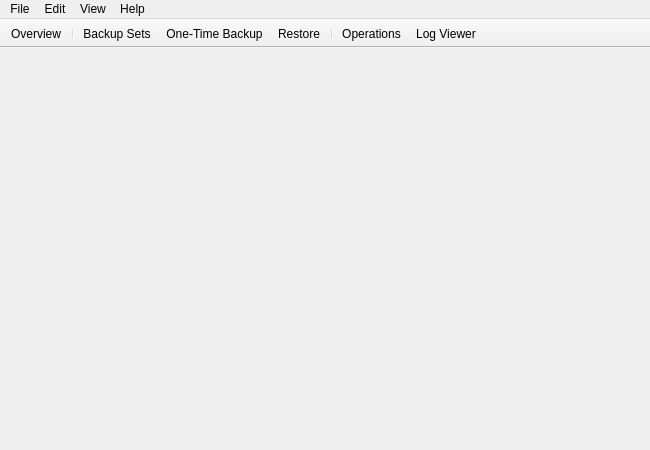
First picture: the form in data/ui/fwbackups.ui, repository stewartadam/fwbackups, before the edit.
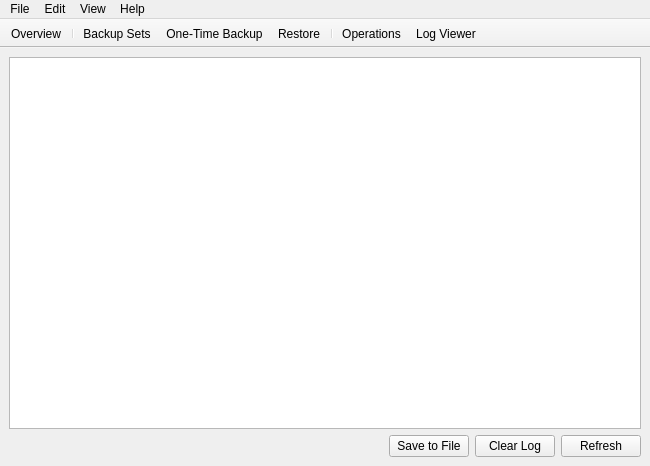
Second picture: the form after the edit. The open tabs and pages were chosen to show the change. Icons and pictures are not drawn.

Commit message: Add UI for Restore dialog

```diff
--- a/data/ui/fwbackups.ui
+++ b/data/ui/fwbackups.ui
@@ -7,7 +7,7 @@
     <x>0</x>
     <y>0</y>
     <width>650</width>
-    <height>450</height>
+    <height>466</height>
    </rect>
   </property>
   <property name="minimumSize">
@@ -334,7 +334,7 @@
             </property>
             <property name="sizeHint" stdset="0">
              <size>
-              <width>40</width>
+              <width>5</width>
               <height>5</height>
              </size>
             </property>
@@ -377,23 +377,6 @@
         </item>
        </layout>
       </widget>
-      <widget class="QWidget" name="restorePage">
-       <layout class="QVBoxLayout" name="verticalLayout_9">
-        <item>
-         <spacer name="verticalSpacer_3">
-          <property name="orientation">
-           <enum>Qt::Vertical</enum>
-          </property>
-          <property name="sizeHint" stdset="0">
-           <size>
-            <width>20</width>
-            <height>40</height>
-           </size>
-          </property>
-         </spacer>
-        </item>
-       </layout>
-      </widget>
      </widget>
     </item>
    </layout>
```
Left out of the diff: 30 changed lines with no effect on the pictures. Lines whose indentation alone changed are shown as unchanged. The commit also changes 12 other files.
